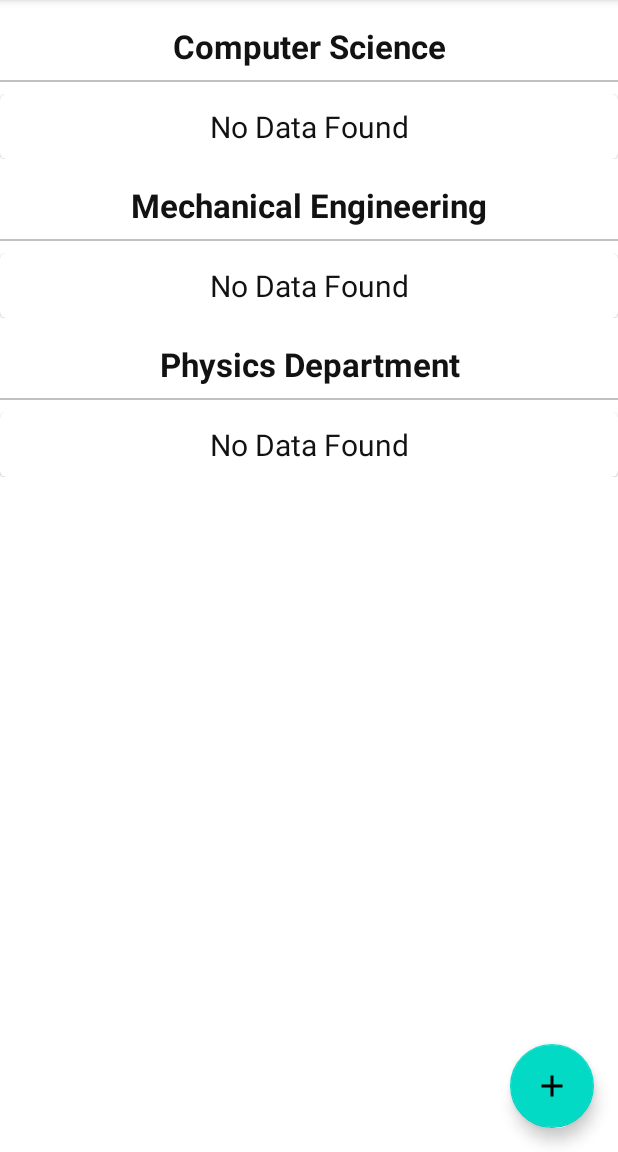
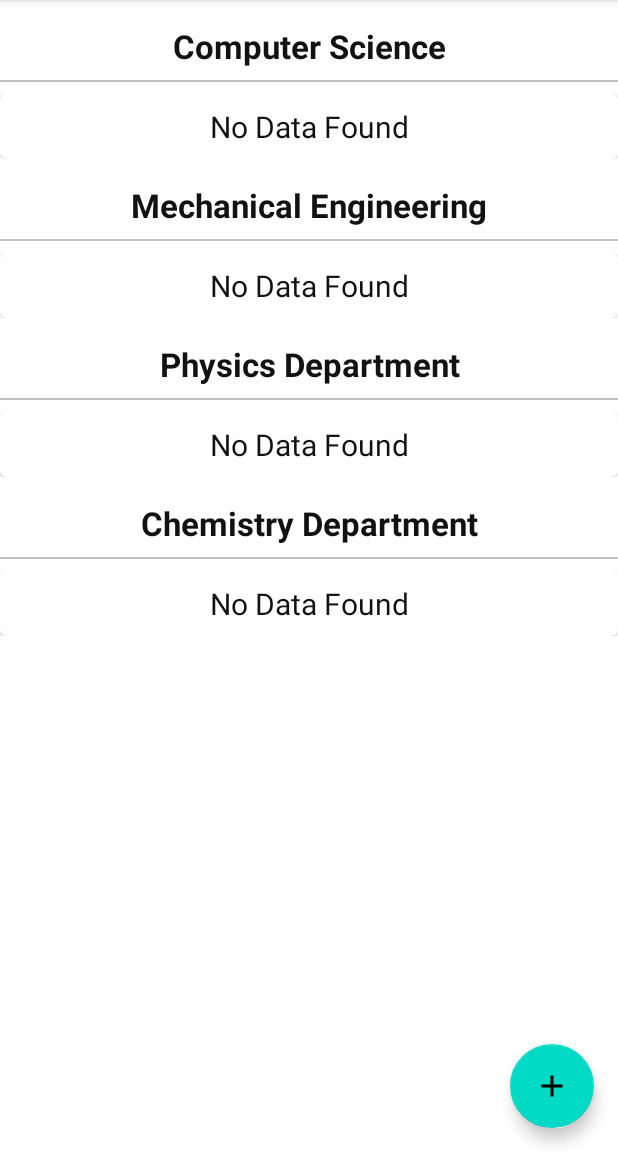
Before and after one commit to itsaaloksah/AdminAppDashboard, an Android app: the UpdateFaculty screen opened directly, with no data from a screen before it, on a phone screen of 412 x 824 dp, the part 84-1236 px from its top. Run offline under Robolectric (Android 15) with nearby library versions, the phone set to English and light mode, and no system bars; our stand-ins replace Firebase (no records; nobody signed in at launch, a user with empty details on screens opened directly).

Commit message:
added code for fetching faculty data from firebase database

```diff
--- a/app/build.gradle
+++ b/app/build.gradle
@@ -42,5 +42,6 @@ dependencies {
     androidTestImplementation 'androidx.test.espresso:espresso-core:3.5.0'
 
     implementation 'de.hdodenhof:circleimageview:3.1.0'
+    implementation 'com.squareup.picasso:picasso:2.71828'
 
 }
--- a/app/src/main/java/com/app/sampleapp/UpdateFaculty.java
+++ b/app/src/main/java/com/app/sampleapp/UpdateFaculty.java
@@ -3,19 +3,56 @@ package com.app.sampleapp;
 import android.content.Intent;
 import android.os.Bundle;
 import android.view.View;
+import android.widget.LinearLayout;
+import android.widget.Toast;
 
+import androidx.annotation.NonNull;
 import androidx.appcompat.app.AppCompatActivity;
+import androidx.recyclerview.widget.LinearLayoutManager;
+import androidx.recyclerview.widget.RecyclerView;
 
 import com.google.android.material.floatingactionbutton.FloatingActionButton;
+import com.google.firebase.database.DataSnapshot;
+import com.google.firebase.database.DatabaseError;
+import com.google.firebase.database.DatabaseReference;
+import com.google.firebase.database.FirebaseDatabase;
+import com.google.firebase.database.ValueEventListener;
+
+import java.util.ArrayList;
+import java.util.List;
 
 public class UpdateFaculty extends AppCompatActivity {
 
     FloatingActionButton fab;
+    private RecyclerView csDepartment,mechanicalDepartment,physicsDepartment,chemistryDepartment;
+    private LinearLayout csNoData,mechNoData,physicsNoData,chemistryNoData;
+    private List<TeacherData> list1,list2,list3,list4;
+    private TeacherAdapter adapter;
+
+    private DatabaseReference reference,dbRef;
+
 
     @Override
     protected void onCreate(Bundle savedInstanceState) {
         super.onCreate(savedInstanceState);
         setContentView(R.layout.activity_update_faculty);
+
+        csDepartment = findViewById(R.id.csDepartment);
+        mechanicalDepartment = findViewById(R.id.mechanicalDepartment);
+        physicsDepartment = findViewById(R.id.physicsDepartment);
+        chemistryDepartment = findViewById(R.id.chemistryDepartment);
+
+        csNoData = findViewById(R.id.csNoData);
+        mechNoData = findViewById(R.id.mechNoData);
+        physicsNoData = findViewById(R.id.physicsNoData);
+        chemistryNoData = findViewById(R.id.chemistryNoData);
+
+        reference = FirebaseDatabase.getInstance().getReference().child("teacher");
+
+        csDepartment();
+        mechanicalDepartment();
+        physicsDepartment();
+        chemistryDepartment();
 
         fab = findViewById(R.id.fab);
 
@@ -27,4 +64,135 @@ public class UpdateFaculty extends AppCompatActivity {
         });
 
     }
+
+    private void csDepartment() {
+        dbRef = reference.child("Computer Science");
+        dbRef.addValueEventListener(new ValueEventListener() {
+            @Override
+            public void onDataChange(@NonNull DataSnapshot dataSnapshot) {
+                list1 = new ArrayList<>();
+                if (!dataSnapshot.exists()){
+                    csNoData.setVisibility(View.VISIBLE);
+                    csDepartment.setVisibility(View.GONE);
+                }else {
+                    csNoData.setVisibility(View.GONE);
+                    csDepartment.setVisibility(View.VISIBLE);
+                    for (DataSnapshot snapshot: dataSnapshot.getChildren()){
+                        TeacherData data = snapshot.getValue(TeacherData.class);
+                        list1.add(data);
+                    }
+                    csDepartment.setHasFixedSize(true);
+                    csDepartment.setLayoutManager(new LinearLayoutManager(UpdateFaculty.this));
+                    adapter = new TeacherAdapter(list1,UpdateFaculty.this);
+                    csDepartment.setAdapter(adapter);
+                }
+
+            }
+
+            @Override
+            public void onCancelled(@NonNull DatabaseError databaseError) {
+                Toast.makeText(UpdateFaculty.this, databaseError.getMessage(), Toast.LENGTH_SHORT).show();
+
+            }
+        });
+    }
+
+
+    private void mechanicalDepartment() {
+        dbRef = reference.child("Mechanical");
+        dbRef.addValueEventListener(new ValueEventListener() {
+            @Override
+            public void onDataChange(@NonNull DataSnapshot dataSnapshot) {
+                list2 = new ArrayList<>();
+                if (!dataSnapshot.exists()){
+                    mechNoData.setVisibility(View.VISIBLE);
+                    mechanicalDepartment.setVisibility(View.GONE);
+                }else {
+                    mechNoData.setVisibility(View.GONE);
+                    mechanicalDepartment.setVisibility(View.VISIBLE);
+                    for (DataSnapshot snapshot: dataSnapshot.getChildren()){
+                        TeacherData data = snapshot.getValue(TeacherData.class);
+                        list2.add(data);
+                    }
+                    mechanicalDepartment.setHasFixedSize(true);
+                    mechanicalDepartment.setLayoutManager(new LinearLayoutManager(UpdateFaculty.this));
+                    adapter = new TeacherAdapter(list2,UpdateFaculty.this);
+                    mechanicalDepartment.setAdapter(adapter);
+                }
+
+            }
+
+            @Override
+            public void onCancelled(@NonNull DatabaseError databaseError) {
+                Toast.makeText(UpdateFaculty.this, databaseError.getMessage(), Toast.LENGTH_SHORT).show();
+
+            }
+        });
+    }
+
+
+    private void physicsDepartment() {
+        dbRef = reference.child("Physics");
+        dbRef.addValueEventListener(new ValueEventListener() {
+            @Override
+            public void onDataChange(@NonNull DataSnapshot dataSnapshot) {
+                list3 = new ArrayList<>();
+                if (!dataSnapshot.exists()){
+                    physicsNoData.setVisibility(View.VISIBLE);
+                    physicsDepartment.setVisibility(View.GONE);
+                }else {
+                    physicsNoData.setVisibility(View.GONE);
+                    physicsDepartment.setVisibility(View.VISIBLE);
+                    for (DataSnapshot snapshot: dataSnapshot.getChildren()){
+                        TeacherData data = snapshot.getValue(TeacherData.class);
+                        list3.add(data);
+                    }
+                    physicsDepartment.setHasFixedSize(true);
+                    physicsDepartment.setLayoutManager(new LinearLayoutManager(UpdateFaculty.this));
+                    adapter = new TeacherAdapter(list3,UpdateFaculty.this);
+                    physicsDepartment.setAdapter(adapter);
+                }
+
+            }
+
+            @Override
+            public void onCancelled(@NonNull DatabaseError databaseError) {
+                Toast.makeText(UpdateFaculty.this, databaseError.getMessage(), Toast.LENGTH_SHORT).show();
+
+            }
+        });
+    }
+
+
+    private void chemistryDepartment() {
+        dbRef = reference.child("Chemistry");
+        dbRef.addValueEventListener(new ValueEventListener() {
+            @Override
+            public void onDataChange(@NonNull DataSnapshot dataSnapshot) {
+                list4 = new ArrayList<>();
+                if (!dataSnapshot.exists()){
+                    chemistryNoData.setVisibility(View.VISIBLE);
+                    chemistryDepartment.setVisibility(View.GONE);
+                }else {
+                    chemistryNoData.setVisibility(View.GONE);
+                    chemistryDepartment.setVisibility(View.VISIBLE);
+                    for (DataSnapshot snapshot: dataSnapshot.getChildren()){
+                        TeacherData data = snapshot.getValue(TeacherData.class);
+                        list4.add(data);
+                    }
+                    chemistryDepartment.setHasFixedSize(true);
+                    chemistryDepartment.setLayoutManager(new LinearLayoutManager(UpdateFaculty.this));
+                    adapter = new TeacherAdapter(list4,UpdateFaculty.this);
+                    chemistryDepartment.setAdapter(adapter);
+                }
+
+            }
+
+            @Override
+            public void onCancelled(@NonNull DatabaseError databaseError) {
+                Toast.makeText(UpdateFaculty.this, databaseError.getMessage(), Toast.LENGTH_SHORT).show();
+
+            }
+        });
+    }
 }
--- a/app/src/main/res/layout/activity_update_faculty.xml
+++ b/app/src/main/res/layout/activity_update_faculty.xml
@@ -119,6 +119,37 @@
                 <include layout="@layout/no_data_found"/>
             </LinearLayout>
 
+            <TextView
+                android:layout_width="match_parent"
+                android:layout_height="wrap_content"
+                android:text="Chemistry Department"
+                android:gravity="center"
+                android:textSize="22sp"
+                android:textColor="@color/textColor"
+                android:textStyle="bold"
+                android:layout_marginTop="16dp"/>
+
+            <View
+                android:layout_width="match_parent"
+                android:layout_height="1dp"
+                android:layout_marginVertical="8dp"
+                android:background="#c1c1c1"/>
+
+            <androidx.recyclerview.widget.RecyclerView
+                android:layout_width="match_parent"
+                android:layout_height="wrap_content"
+                android:id="@+id/chemistryDepartment"
+                android:visibility="gone"
+                android:nestedScrollingEnabled="false"/>
+
+            <LinearLayout
+                android:layout_width="match_parent"
+                android:layout_height="wrap_content"
+                android:orientation="vertical"
+                android:id="@+id/chemistryNoData">
+                <include layout="@layout/no_data_found"/>
+            </LinearLayout>
+
 
 
         </LinearLayout>
```
Also changed, not shown: app/src/main/java/com/app/sampleapp/TeacherAdapter.java (added, +77 -0 lines).
